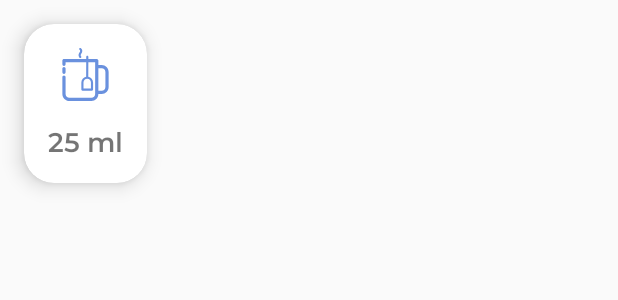
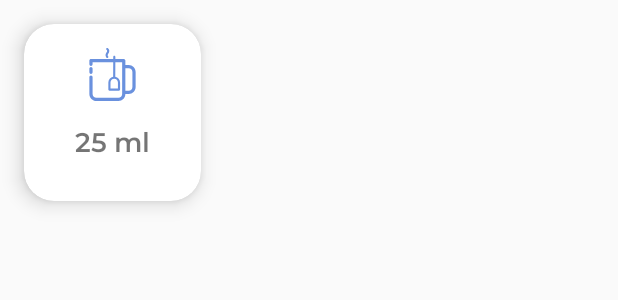
Before and after one commit to kuldeep-IT/WaterRemainder2, an Android app: the layout layout_water_bottles.xml on its own in the app's theme, with its tools: preview values and no code run, on a phone screen of 412 x 824 dp. Shown: the top 300 px of the screen. Run offline under Robolectric (Android 15) with nearby library versions, the phone set to English and light mode, and no system bars.

Commit message:
- dialog with recyclerView

```diff
--- a/app/src/main/java/com/example/waterremainder/adapter/DialogBottleAdapter.kt
+++ b/app/src/main/java/com/example/waterremainder/adapter/DialogBottleAdapter.kt
@@ -19,7 +19,6 @@ RecyclerView.Adapter<DialogBottleAdapter.DialogBottleVH>(){
             binding.ivBottle.setImageDrawable(ContextCompat.getDrawable(context, bottelSizeData.imageBottle))
             binding.tvSize.text = bottelSizeData.size.toString()
         }
-
     }
 
     override fun onCreateViewHolder(parent: ViewGroup, viewType: Int): DialogBottleVH {
--- a/app/src/main/res/layout/fragment_home.xml
+++ b/app/src/main/res/layout/fragment_home.xml
@@ -134,7 +134,7 @@
             app:layout_constraintStart_toStartOf="parent" />
 
         <ImageButton
-            android:id="@+id/ivbGlass"
+            android:id="@+id/ivGlass"
             android:layout_width="wrap_content"
             android:layout_height="wrap_content"
             android:layout_marginEnd="18dp"
--- a/app/src/main/res/layout/layout_water_bottles.xml
+++ b/app/src/main/res/layout/layout_water_bottles.xml
@@ -7,26 +7,28 @@
     </data>
 
     <androidx.constraintlayout.widget.ConstraintLayout
-        android:layout_width="match_parent"
-        android:layout_height="match_parent">
+        android:layout_width="150dp"
+        android:layout_height="150dp"
+        >
 
         <com.google.android.material.card.MaterialCardView
             android:id="@+id/cv_item_info"
-            android:layout_width="wrap_content"
-            android:layout_height="0dp"
-            android:layout_marginHorizontal="16dp"
-            android:layout_marginVertical="16dp"
+            android:layout_width="match_parent"
+            android:layout_height="match_parent"
+            android:layout_margin="16dp"
             android:backgroundTint="@color/white"
             app:cardCornerRadius="20dp"
             app:cardElevation="8dp"
+            app:layout_constraintBottom_toBottomOf="parent"
+            app:layout_constraintEnd_toEndOf="parent"
             app:layout_constraintStart_toStartOf="parent"
             app:layout_constraintTop_toTopOf="parent">
 
             <LinearLayout
                 android:layout_width="match_parent"
                 android:layout_height="match_parent"
-                android:padding="16dp"
-                android:orientation="vertical">
+                android:orientation="vertical"
+                android:padding="16dp">
 
                 <ImageView
                     android:id="@+id/ivBottle"
@@ -34,26 +36,28 @@
                     android:layout_height="35dp"
                     android:layout_gravity="center"
                     android:src="@drawable/ic_tea" />
+
                 <LinearLayout
                     android:layout_width="wrap_content"
                     android:layout_height="wrap_content"
+                    android:layout_gravity="center"
                     android:layout_marginTop="15dp"
-                android:layout_gravity="center"
                     android:orientation="horizontal">
+
+                    <TextView
+                        android:id="@+id/tvSize"
+                        android:layout_width="wrap_content"
+                        android:layout_height="wrap_content"
+                        android:fontFamily="@font/montserrat_semibold"
+                        android:text="25"
+                        android:textSize="18sp" />
 
                     <TextView
                         android:layout_width="wrap_content"
                         android:layout_height="wrap_content"
-                    android:text="25"
-                    android:textSize="18sp"
-                    android:id="@+id/tvSize"
-                    android:fontFamily="@font/montserrat_semibold" />
-                <TextView
-                    android:layout_width="wrap_content"
-                    android:layout_height="wrap_content"
+                        android:fontFamily="@font/montserrat_semibold"
                         android:text=" ml"
-                    android:textSize="18sp"
-                    android:fontFamily="@font/montserrat_semibold" />
+                        android:textSize="18sp" />
                 </LinearLayout>
 
             </LinearLayout>
```
Also changed, not shown: app/src/main/java/com/example/waterremainder/fragments/HomeFragment.kt (+62 -7 lines), app/src/main/java/com/example/waterremainder/utils/Utils.kt (added, +14 -0 lines), app/src/main/res/layout/dialog_box_layout.xml (added, +23 -0 lines), app/src/main/res/values/themes.xml (+7 -0 lines). Lines whose indentation alone changed are shown as unchanged.
